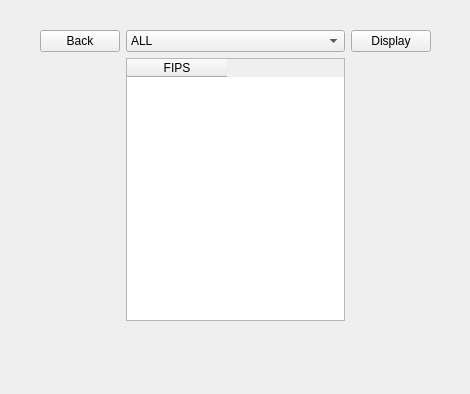
This is CSE412_UI/County.ui in devi1X/CSE412_DatabaseProject as Qt 5 draws it before an edit. The edited form follows.
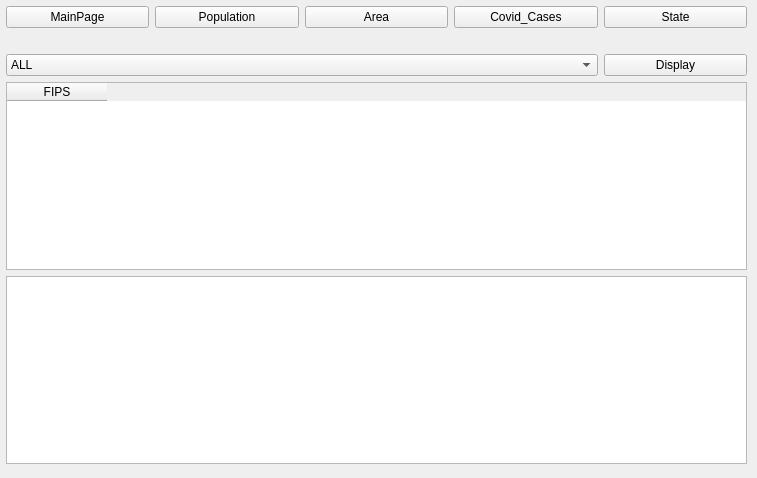
This is the edited form.

```diff
--- a/CSE412_UI/County.ui
+++ b/CSE412_UI/County.ui
@@ -6,31 +6,79 @@
    <rect>
     <x>0</x>
     <y>0</y>
-    <width>470</width>
-    <height>394</height>
+    <width>757</width>
+    <height>478</height>
    </rect>
   </property>
   <property name="windowTitle">
    <string>Form</string>
   </property>
-  <widget class="QWidget" name="gridWidget" native="true">
+  <widget class="QWidget" name="">
    <property name="geometry">
     <rect>
-     <x>40</x>
-     <y>30</y>
-     <width>391</width>
-     <height>291</height>
+     <x>6</x>
+     <y>6</y>
+     <width>741</width>
+     <height>458</height>
     </rect>
    </property>
    <layout class="QGridLayout" name="gridLayout">
-    <item row="0" column="3">
+    <item row="1" column="1">
+     <widget class="QPushButton" name="Population">
+      <property name="text">
+       <string>Population</string>
+      </property>
+     </widget>
+    </item>
+    <item row="1" column="2">
+     <widget class="QPushButton" name="Area">
+      <property name="text">
+       <string>Area</string>
+      </property>
+     </widget>
+    </item>
+    <item row="1" column="3">
+     <widget class="QPushButton" name="Covid_Cases">
+      <property name="text">
+       <string>Covid_Cases</string>
+      </property>
+     </widget>
+    </item>
+    <item row="1" column="4">
+     <widget class="QPushButton" name="State">
+      <property name="text">
+       <string>State</string>
+      </property>
+     </widget>
+    </item>
+    <item row="1" column="0">
+     <widget class="QPushButton" name="MainPage">
+      <property name="text">
+       <string>MainPage</string>
+      </property>
+     </widget>
+    </item>
+    <item row="2" column="0" colspan="5">
+     <spacer name="horizontalSpacer">
+      <property name="orientation">
+       <enum>Qt::Horizontal</enum>
+      </property>
+      <property name="sizeHint" stdset="0">
+       <size>
+        <width>40</width>
+        <height>20</height>
+       </size>
+      </property>
+     </spacer>
+    </item>
+    <item row="3" column="4">
      <widget class="QPushButton" name="Display">
       <property name="text">
        <string>Display</string>
       </property>
      </widget>
     </item>
-    <item row="0" column="2">
+    <item row="3" column="0" colspan="4">
      <widget class="QComboBox" name="box">
       <item>
        <property name="text">
@@ -49,14 +97,7 @@
       </item>
      </widget>
     </item>
-    <item row="0" column="1">
-     <widget class="QPushButton" name="Back">
-      <property name="text">
-       <string>Back</string>
-      </property>
-     </widget>
-    </item>
-    <item row="1" column="2">
+    <item row="4" column="0" colspan="5">
      <widget class="QTableWidget" name="tableWidget">
       <column>
        <property name="text">
@@ -65,6 +106,9 @@
       </column>
      </widget>
     </item>
+    <item row="5" column="0" colspan="5">
+     <widget class="QTextBrowser" name="textBrowser"/>
+    </item>
    </layout>
   </widget>
  </widget>
```
